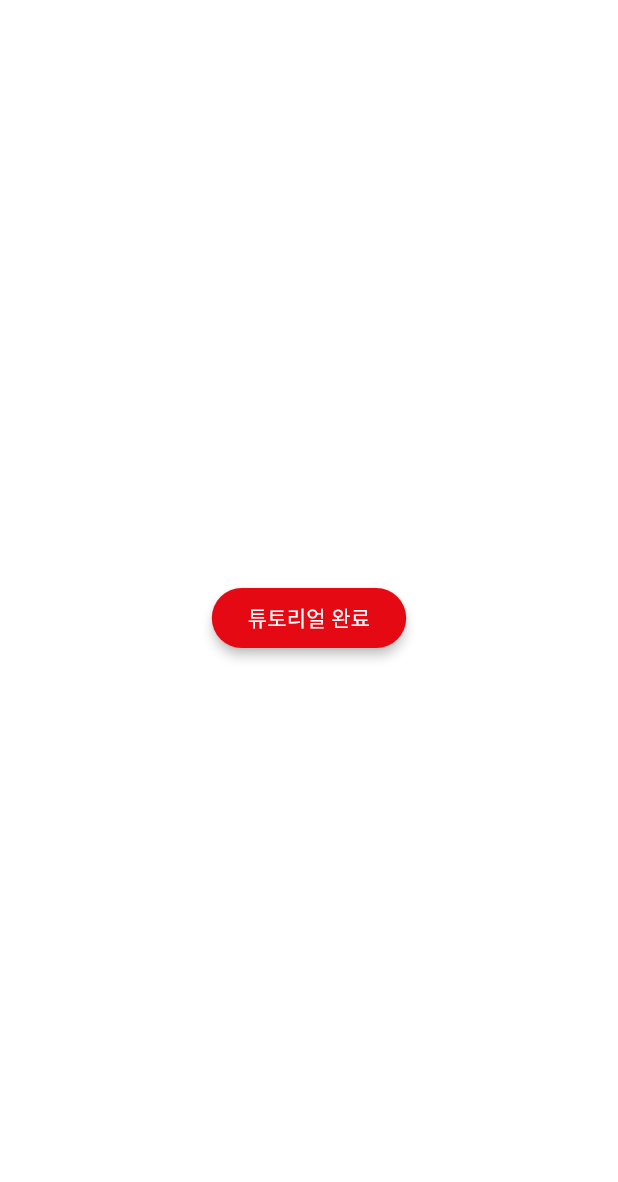
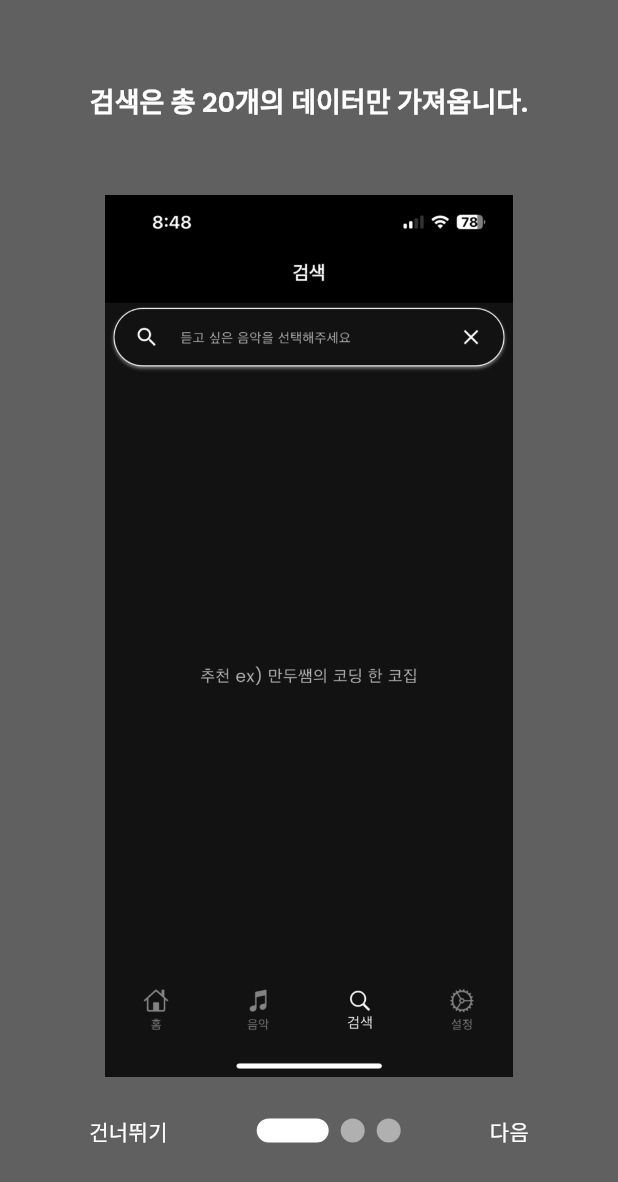
Before and after one commit to APP-iOS7/Vibes, a Flutter app: the screen it shows after launch, on a phone screen of 412 x 824 dp. Shown: the top 1182 px of the screen. Run offline on Flutter 3.47's test engine with Material 3 defaults, Android fonts, the phone set to English and light mode, and no system bars; drawn by our look-alikes of smooth_page_indicator; our stand-ins replace audio_video_progress_bar, flutter_native_splash, flutter_slidable, google_fonts, hive, hive_flutter and 3 more; missing offline and left inert: youtube_explode_dart, youtube_scrape_api; accounts and stored records are empty; generated files the repository leaves out were written again.

Commit message:
DopeScreen 로직 및 UI 수정

```diff
--- a/lib/screen/dopeScreen.dart
+++ b/lib/screen/dopeScreen.dart
@@ -1,97 +1,91 @@
 import 'package:flutter/material.dart';
+import 'package:smooth_page_indicator/smooth_page_indicator.dart';
 
-// 튜토리얼 오버레이 화면을 보여주는 위젯
-class DopeScreen extends StatelessWidget {
-  final VoidCallback nextMainPage; // nextMainPage 콜백 추가
+class DopeScreen extends StatefulWidget {
+  final VoidCallback nextMainPage;
+  const DopeScreen({required this.nextMainPage, super.key});
 
-  const DopeScreen({Key? key, required this.nextMainPage}) : super(key: key);
+  @override
+  State<DopeScreen> createState() => _DopeScreenState();
+}
 
+class _DopeScreenState extends State<DopeScreen> {
+  bool isScrollEnd = false;
+  final PageController _pageController = PageController();
   @override
   Widget build(BuildContext context) {
     return Scaffold(
-      body: Center(
-        child: ElevatedButton(
-          onPressed: nextMainPage, // 콜백 실행
-          child: Text("튜토리얼 완료"),
-        ),
-      ),
-    );
-  }
-}
-
-class TutorialOverlayScreen extends StatelessWidget {
-  @override
-  Widget build(BuildContext context) {
-    return Scaffold(
+      backgroundColor: Color(0xFF606060),
       body: Stack(
         children: [
-          // 배경을 반투명한 검은색으로 설정하여 오버레이 효과 적용
-          Positioned.fill(
-            child: Opacity(
-              opacity: 0.7,
-              child: Container(color: Colors.black),
-            ),
+          PageView(
+            controller: _pageController,
+            onPageChanged: (int value) {
+              setState(() {
+                isScrollEnd = (value == 2);
+              });
+            },
+            children: [
+              _customPageView(intro: "검색은 총 20개의 데이터만 가져옵니다.", index: 1),
+              _customPageView(intro: "다운로드 한 음원은 앱 삭제시 꼭 지워주세요", index: 2),
+              _customPageView(intro: "마지막으로 다크모드는 시스템의 영향을 받습니다", index: 3),
+            ],
           ),
-          // 화살표와 설명이 포함된 박스를 특정 위치에 배치
-          Positioned(
-            top: MediaQuery.of(context).size.height * 0.55,
-            left: MediaQuery.of(context).size.width * 0.2,
-            child: Column(
-              crossAxisAlignment: CrossAxisAlignment.center,
+          Container(
+            alignment: const Alignment(0, 0.85),
+            child: Row(
+              mainAxisAlignment: MainAxisAlignment.spaceEvenly,
               children: [
-                // 화살표를 그림으로 표시
-                CustomPaint(
-                  size: Size(100, 50),
-                  painter: ArrowPainter(),
+                GestureDetector(
+                  onTap: () => _pageController.jumpToPage(2),
+                  child:
+                      const Text("건너뛰기", style: TextStyle(color: Colors.white)),
                 ),
-                // 설명 텍스트가 포함된 박스
-                Container(
-                  padding: EdgeInsets.all(10),
-                  decoration: BoxDecoration(
-                    color: Colors.white,
-                    borderRadius: BorderRadius.circular(10),
-                  ),
-                  child: Text(
-                    "이 버튼을 눌러 음악을 검색하세요!",
-                    style: TextStyle(fontSize: 16, fontWeight: FontWeight.bold),
+                SmoothPageIndicator(
+                  controller: _pageController,
+                  count: 3,
+                  effect: ExpandingDotsEffect(
+                    dotColor: Colors.white.withValues(alpha: 0.5),
+                    activeDotColor: Colors.white,
                   ),
                 ),
+                isScrollEnd
+                    ? GestureDetector(
+                        onTap: widget.nextMainPage,
+                        child: const Text("이동",
+                            style: TextStyle(color: Colors.white)),
+                      )
+                    : GestureDetector(
+                        onTap: () => _pageController.nextPage(
+                          duration: const Duration(milliseconds: 500),
+                          curve: Curves.easeOut,
+                        ),
+                        child: const Text("다음",
+                            style: TextStyle(color: Colors.white)),
+                      ),
               ],
             ),
-          ),
-          // 튜토리얼 종료 버튼
-          Positioned(
-            bottom: 50,
-            left: MediaQuery.of(context).size.width * 0.25,
-            child: ElevatedButton(
-              onPressed: () => Navigator.pop(context), // 버튼 클릭 시 화면 닫기
-              child: Text("튜토리얼 종료"),
-            ),
-          ),
+          )
         ],
       ),
     );
   }
+
+  // 첫번째 스크롤 페이지
+  Column _customPageView({required int index, required String intro}) {
+    return Column(
+      mainAxisAlignment: MainAxisAlignment.center,
+      children: [
+        Text(intro,
+            style: Theme.of(context)
+                .textTheme
+                .titleLarge!
+                .copyWith(color: Colors.white)),
+        Container(
+          padding: EdgeInsets.symmetric(vertical: 50, horizontal: 70),
+          child: Image.asset("assets/images/dope$index.jpeg"),
+        ),
+      ],
+    );
+  }
 }
-
-// 화살표를 그리는 커스텀 페인터 클래스
-class ArrowPainter extends CustomPainter {
-  @override
-  void paint(Canvas canvas, Size size) {
-    final paint = Paint()
-      ..color = Colors.white // 화살표 색상 설정
-      ..strokeWidth = 5 // 선 두께 설정
-      ..style = PaintingStyle.stroke; // 선 스타일 설정
-
-    final path = Path()
-      ..moveTo(size.width, size.height) // 시작점 설정
-      ..lineTo(size.width / 2, 0) // 위쪽 끝점으로 선을 그림
-      ..lineTo(0, size.height); // 왼쪽 끝점으로 선을 그림
-
-    canvas.drawPath(path, paint); // 캔버스에 화살표 그리기
-  }
-
-  @override
-  bool shouldRepaint(covariant CustomPainter oldDelegate) =>
-      false; // 화살표는 변하지 않으므로 false 반환
-}
```
